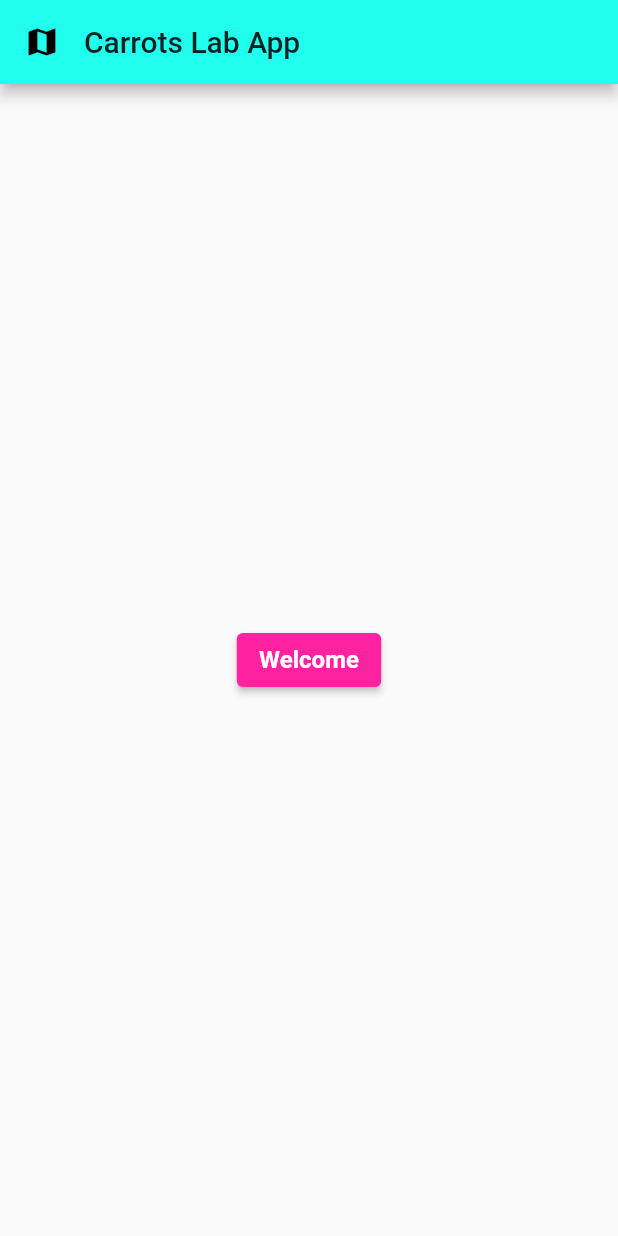
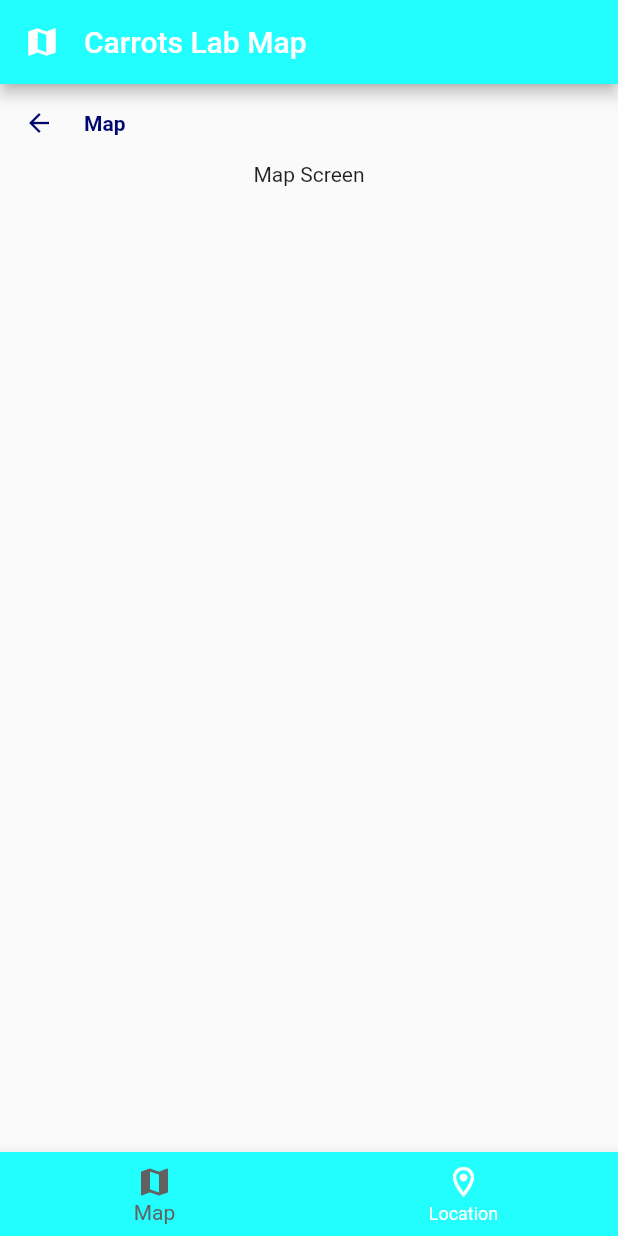
Before and after one commit to Ossyyrr/carrotLabApp, a Flutter app: the screen it shows after launch, on a phone screen of 412 x 824 dp. Run offline on Flutter 3.47's test engine with Material 2 defaults, Android fonts, the phone set to English and light mode, and no system bars; Roboto replaces fonts that are missing (Montserrat).

Commit message:
Route reorganization. ButtonNavigationBar added

```diff
--- a/lib/l10n/intl_en.arb
+++ b/lib/l10n/intl_en.arb
@@ -1,3 +1,5 @@
 {
-    "welcome": "Welcome"
+    "welcome": "Welcome",
+    "map": "Map",
+    "location": "Location"
 }
--- a/lib/l10n/intl_es.arb
+++ b/lib/l10n/intl_es.arb
@@ -1,3 +1,5 @@
 {
-    "welcome": "Bienvenido"
+    "welcome": "Bienvenido",
+    "map": "Mapa",
+    "location": "Localización"
 }
--- a/lib/main.dart
+++ b/lib/main.dart
@@ -7,6 +7,8 @@ import './generated/l10n.dart';
 void main() {
   runApp(MyApp());
 }
+
+// TODO translate app
 
 class MyApp extends StatelessWidget {
   @override
--- a/lib/src/constants/theme_data.dart
+++ b/lib/src/constants/theme_data.dart
@@ -6,7 +6,7 @@ bool isMobileDevice(MediaQueryData mediaQuery) => mediaQuery.size.width < 481;
 ThemeData themeDataApp() {
   return ThemeData(
     fontFamily: 'Montserrat',
-      primaryColor: const Color(0xFF22feed),
+    primaryColor: const Color(0xFF22fdfe),
     primaryColorDark: const Color(0xFF00096e),
     accentColor: const Color(0xFFfe22a1),
     errorColor: const Color(0xFFfe7f22),
@@ -26,7 +26,11 @@ ThemeData themeDataApp() {
         800: const Color(0xFFe40184),
         900: const Color(0xFFd10179),
       },
-      ));
+    ),
+    primaryTextTheme: TextTheme(
+      headline6: TextStyle(fontSize: 20, color: Colors.white),
+    ),
+  );
 }
 
 TextTheme get _textThemeData => TextTheme(
--- a/lib/src/screens/HomeScreen/index.dart
+++ b/lib/src/screens/HomeScreen/index.dart
@@ -1,4 +1,5 @@
-import 'package:carrotslabapp/src/screens/PlacesScreen/index.dart';
+import 'package:carrotslabapp/src/screens/tabs/places.dart';
+import 'package:carrotslabapp/src/screens/tabs/map.dart';
 import 'package:flutter/material.dart';
 import '../../../generated/l10n.dart';
 
@@ -9,26 +10,80 @@ class Homescreen extends StatefulWidget {
   _HomescreenState createState() => _HomescreenState();
 }
 
-class _HomescreenState extends State<Homescreen> {
+class _HomescreenState extends State<Homescreen> with TickerProviderStateMixin {
+  int _selectedIndex = 0;
+  TabController? controller;
+
+  @override
+  void initState() {
+    // Tab controller
+    controller = TabController(length: 2, vsync: this, initialIndex: 0);
+    super.initState();
+  }
+
+  void _onItemTapped(int index) {
+    setState(() {
+      _selectedIndex = index;
+      controller!.index = index;
+    });
+  }
+
   @override
   Widget build(BuildContext context) {
     return Scaffold(
       appBar: AppBar(
-        leading: Icon(Icons.map),
+        leading: Icon(Icons.map, color: Colors.white),
         titleSpacing: 0,
-        title: Text('Carrots Lab App'),
+        title: Text('Carrots Lab Map'),
       ),
-      body: Center(
+      body: Navigator(
+          onPopPage: (route, result) => true,
+          onGenerateRoute: (RouteSettings settings) {
+            final routes = <String, WidgetBuilder>{
+              '/': (BuildContext context) => Scaffold(
+                    resizeToAvoidBottomInset: false,
+                    body: TabBarView(
+                      children: <Widget>[
+                        Map(),
+                        Places(),
+                      ],
+                      controller: controller,
+                    ),
+                    bottomNavigationBar: BottomNavigationBar(
+                      backgroundColor: Theme.of(context).primaryColor,
+                      items: <BottomNavigationBarItem>[
+                        BottomNavigationBarItem(
+                          icon: Icon(Icons.map),
+                          label: AppLocalization.of(context).map,
+                        ),
+                        BottomNavigationBarItem(
+                          icon: Icon(Icons.location_on_outlined),
+                          label: AppLocalization.of(context).location,
+                        ),
+                      ],
+                      currentIndex: _selectedIndex,
+                      selectedItemColor: Colors.grey[700],
+                      unselectedItemColor: Colors.white,
+                      onTap: _onItemTapped,
+                    ),
+                  ),
+            };
+            final builder = routes[settings.name!];
+            return MaterialPageRoute(
+                settings: settings,
+                builder: (BuildContext ctx) => builder!(ctx));
+          }),
+      /* Center(
         child: Column(
           mainAxisAlignment: MainAxisAlignment.center,
           children: <Widget>[
             ElevatedButton(
                 onPressed: () => Navigator.of(context, rootNavigator: true)
-                    .pushReplacement(PlacesScreen.route()),
+                    .push(Places.route()),
                 child: Text(AppLocalization.of(context).welcome))
           ],
         ),
-      ),
+      ),*/
     );
   }
 }
--- /dev/null
+++ b/lib/src/screens/tabs/map.dart
@@ -0,0 +1,44 @@
+import 'package:flutter/material.dart';
+
+class Map extends StatelessWidget {
+  const Map({Key? key}) : super(key: key);
+
+  static MaterialPageRoute route() => MaterialPageRoute(
+        settings: const RouteSettings(name: '/map'),
+        builder: (_) => Map(),
+      );
+
+  @override
+  Widget build(BuildContext context) {
+    return Scaffold(
+      body: SafeArea(
+        child: Column(
+          children: [
+            GestureDetector(
+              onTap: () => Navigator.pop(context),
+              child: Padding(
+                padding: const EdgeInsets.all(16),
+                child: Row(
+                  children: [
+                    Icon(Icons.arrow_back,
+                        size: 20, color: Theme.of(context).primaryColorDark),
+                    SizedBox(width: 20),
+                    Text(
+                      'Map',
+                      style: TextStyle(
+                          color: Theme.of(context).primaryColorDark,
+                          fontWeight: FontWeight.w600),
+                    ),
+                  ],
+                ),
+              ),
+            ),
+            Container(
+              child: Text('Map Screen'),
+            ),
+          ],
+        ),
+      ),
+    );
+  }
+}
```
Also changed, not shown: lib/src/screens/PlacesScreen/index.dart (deleted, +0 -31 lines), lib/src/screens/tabs/places.dart (added, +44 -0 lines), lib/generated/intl/messages_en.dart, lib/generated/intl/messages_es.dart, lib/generated/l10n.dart. Lines whose indentation alone changed are shown as unchanged.
